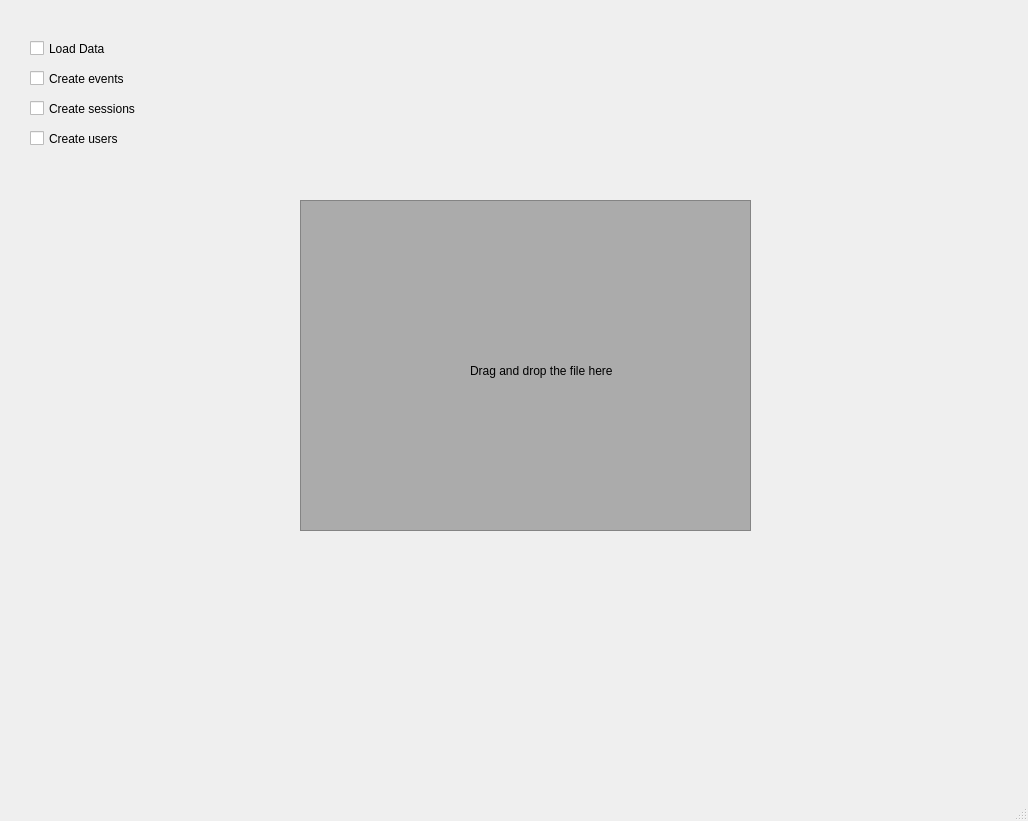
Old version of the form ui/data-loader.ui in the repository SpectreCom444/AppMetrica-data-visualization-system.
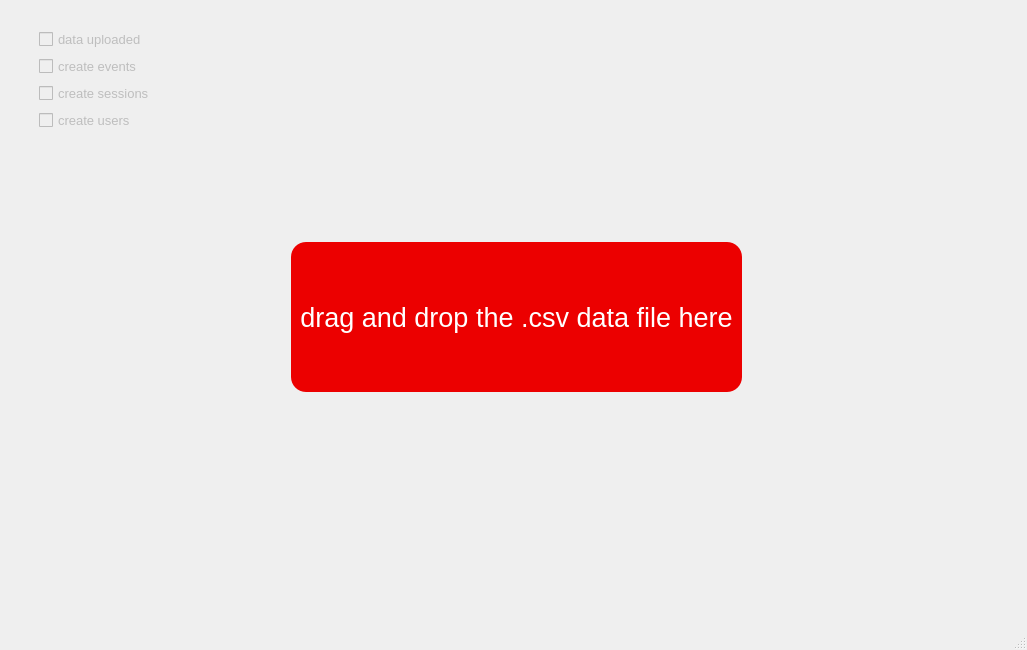
New version of the form.

Commit message: moved the data loading panel to pyqt

```diff
--- a/ui/data-loader.ui
+++ b/ui/data-loader.ui
@@ -6,101 +6,228 @@
    <rect>
     <x>0</x>
     <y>0</y>
-    <width>1028</width>
-    <height>821</height>
+    <width>1027</width>
+    <height>650</height>
    </rect>
   </property>
+  <property name="minimumSize">
+   <size>
+    <width>300</width>
+    <height>300</height>
+   </size>
+  </property>
   <property name="windowTitle">
    <string>MainWindow</string>
   </property>
   <widget class="QWidget" name="centralwidget">
-   <widget class="QCheckBox" name="checkBox">
-    <property name="geometry">
-     <rect>
-      <x>30</x>
-      <y>40</y>
-      <width>131</width>
-      <height>17</height>
-     </rect>
-    </property>
-    <property name="text">
-     <string>Load Data</string>
-    </property>
-   </widget>
-   <widget class="QCheckBox" name="checkBox_2">
-    <property name="geometry">
-     <rect>
-      <x>30</x>
-      <y>70</y>
-      <width>121</width>
-      <height>17</height>
-     </rect>
-    </property>
-    <property name="text">
-     <string>Create events</string>
-    </property>
-   </widget>
-   <widget class="QCheckBox" name="checkBox_3">
-    <property name="geometry">
-     <rect>
-      <x>30</x>
-      <y>100</y>
-      <width>121</width>
-      <height>17</height>
-     </rect>
-    </property>
-    <property name="text">
-     <string>Create sessions</string>
-    </property>
-   </widget>
-   <widget class="QCheckBox" name="checkBox_4">
-    <property name="geometry">
-     <rect>
-      <x>30</x>
-      <y>130</y>
-      <width>121</width>
-      <height>17</height>
-     </rect>
-    </property>
-    <property name="text">
-     <string>Create users</string>
-    </property>
-   </widget>
-   <widget class="QFrame" name="frame">
-    <property name="geometry">
-     <rect>
-      <x>300</x>
-      <y>200</y>
-      <width>451</width>
-      <height>331</height>
-     </rect>
-    </property>
-    <property name="autoFillBackground">
-     <bool>false</bool>
-    </property>
-    <property name="styleSheet">
-     <string notr="true">background-color: rgb(171, 171, 171);</string>
-    </property>
-    <property name="frameShape">
-     <enum>QFrame::StyledPanel</enum>
-    </property>
-    <property name="frameShadow">
-     <enum>QFrame::Raised</enum>
-    </property>
-    <widget class="QLabel" name="label">
-     <property name="geometry">
-      <rect>
-       <x>170</x>
-       <y>140</y>
-       <width>161</width>
-       <height>61</height>
-      </rect>
-     </property>
-     <property name="text">
-      <string>Drag and drop the file here</string>
-     </property>
-    </widget>
-   </widget>
+   <layout class="QVBoxLayout" name="verticalLayout">
+    <item>
+     <layout class="QGridLayout" name="gridLayout">
+      <item row="1" column="0">
+       <spacer name="horizontalSpacer">
+        <property name="orientation">
+         <enum>Qt::Horizontal</enum>
+        </property>
+        <property name="sizeHint" stdset="0">
+         <size>
+          <width>40</width>
+          <height>20</height>
+         </size>
+        </property>
+       </spacer>
+      </item>
+      <item row="0" column="1">
+       <spacer name="verticalSpacer_2">
+        <property name="orientation">
+         <enum>Qt::Vertical</enum>
+        </property>
+        <property name="sizeHint" stdset="0">
+         <size>
+          <width>20</width>
+          <height>40</height>
+         </size>
+        </property>
+       </spacer>
+      </item>
+      <item row="1" column="2">
+       <spacer name="horizontalSpacer_2">
+        <property name="orientation">
+         <enum>Qt::Horizontal</enum>
+        </property>
+        <property name="sizeHint" stdset="0">
+         <size>
+          <width>40</width>
+          <height>20</height>
+         </size>
+        </property>
+       </spacer>
+      </item>
+      <item row="2" column="1">
+       <spacer name="verticalSpacer">
+        <property name="orientation">
+         <enum>Qt::Vertical</enum>
+        </property>
+        <property name="sizeHint" stdset="0">
+         <size>
+          <width>20</width>
+          <height>40</height>
+         </size>
+        </property>
+       </spacer>
+      </item>
+      <item row="1" column="1">
+       <widget class="QFrame" name="drop_frame">
+        <property name="minimumSize">
+         <size>
+          <width>440</width>
+          <height>150</height>
+         </size>
+        </property>
+        <property name="cursor">
+         <cursorShape>ArrowCursor</cursorShape>
+        </property>
+        <property name="mouseTracking">
+         <bool>true</bool>
+        </property>
+        <property name="styleSheet">
+         <string notr="true">background-color: rgb(236, 0, 0);
+border-radius: 15px;
+</string>
+        </property>
+        <property name="frameShape">
+         <enum>QFrame::WinPanel</enum>
+        </property>
+        <property name="frameShadow">
+         <enum>QFrame::Raised</enum>
+        </property>
+        <property name="lineWidth">
+         <number>20</number>
+        </property>
+        <property name="midLineWidth">
+         <number>0</number>
+        </property>
+        <layout class="QVBoxLayout" name="verticalLayout_4">
+         <item>
+          <layout class="QVBoxLayout" name="verticalLayout_3">
+           <item>
+            <widget class="QLabel" name="label">
+             <property name="font">
+              <font>
+               <family>MS Shell Dlg 2</family>
+               <pointsize>20</pointsize>
+              </font>
+             </property>
+             <property name="cursor">
+              <cursorShape>ArrowCursor</cursorShape>
+             </property>
+             <property name="styleSheet">
+              <string notr="true">color: rgb(255, 255, 255);</string>
+             </property>
+             <property name="text">
+              <string>drag and drop the .csv data file here</string>
+             </property>
+             <property name="alignment">
+              <set>Qt::AlignCenter</set>
+             </property>
+            </widget>
+           </item>
+          </layout>
+         </item>
+        </layout>
+       </widget>
+      </item>
+      <item row="0" column="0">
+       <layout class="QVBoxLayout" name="verticalLayout_2">
+        <property name="spacing">
+         <number>6</number>
+        </property>
+        <property name="leftMargin">
+         <number>30</number>
+        </property>
+        <property name="topMargin">
+         <number>20</number>
+        </property>
+        <item>
+         <widget class="QCheckBox" name="load_data_checkbox">
+          <property name="enabled">
+           <bool>false</bool>
+          </property>
+          <property name="font">
+           <font>
+            <pointsize>10</pointsize>
+           </font>
+          </property>
+          <property name="text">
+           <string>data uploaded</string>
+          </property>
+         </widget>
+        </item>
+        <item>
+         <widget class="QCheckBox" name="create_events_checkbox">
+          <property name="enabled">
+           <bool>false</bool>
+          </property>
+          <property name="font">
+           <font>
+            <pointsize>10</pointsize>
+           </font>
+          </property>
+          <property name="text">
+           <string>create events</string>
+          </property>
+         </widget>
+        </item>
+        <item>
+         <widget class="QCheckBox" name="create_sessions_checkbox">
+          <property name="enabled">
+           <bool>false</bool>
+          </property>
+          <property name="font">
+           <font>
+            <pointsize>10</pointsize>
+           </font>
+          </property>
+          <property name="text">
+           <string>create sessions</string>
+          </property>
+         </widget>
+        </item>
+        <item>
+         <widget class="QCheckBox" name="create_users_checkbox">
+          <property name="enabled">
+           <bool>false</bool>
+          </property>
+          <property name="font">
+           <font>
+            <pointsize>10</pointsize>
+           </font>
+          </property>
+          <property name="text">
+           <string>create users</string>
+          </property>
+          <property name="checked">
+           <bool>false</bool>
+          </property>
+         </widget>
+        </item>
+        <item>
+         <spacer name="verticalSpacer_3">
+          <property name="orientation">
+           <enum>Qt::Vertical</enum>
+          </property>
+          <property name="sizeHint" stdset="0">
+           <size>
+            <width>20</width>
+            <height>40</height>
+           </size>
+          </property>
+         </spacer>
+        </item>
+       </layout>
+      </item>
+     </layout>
+    </item>
+   </layout>
   </widget>
   <widget class="QMenuBar" name="menubar">
    <property name="geometry">
```
Left out of the diff: 6 changed lines with no effect on the pictures. The commit also changes 9 other files.
